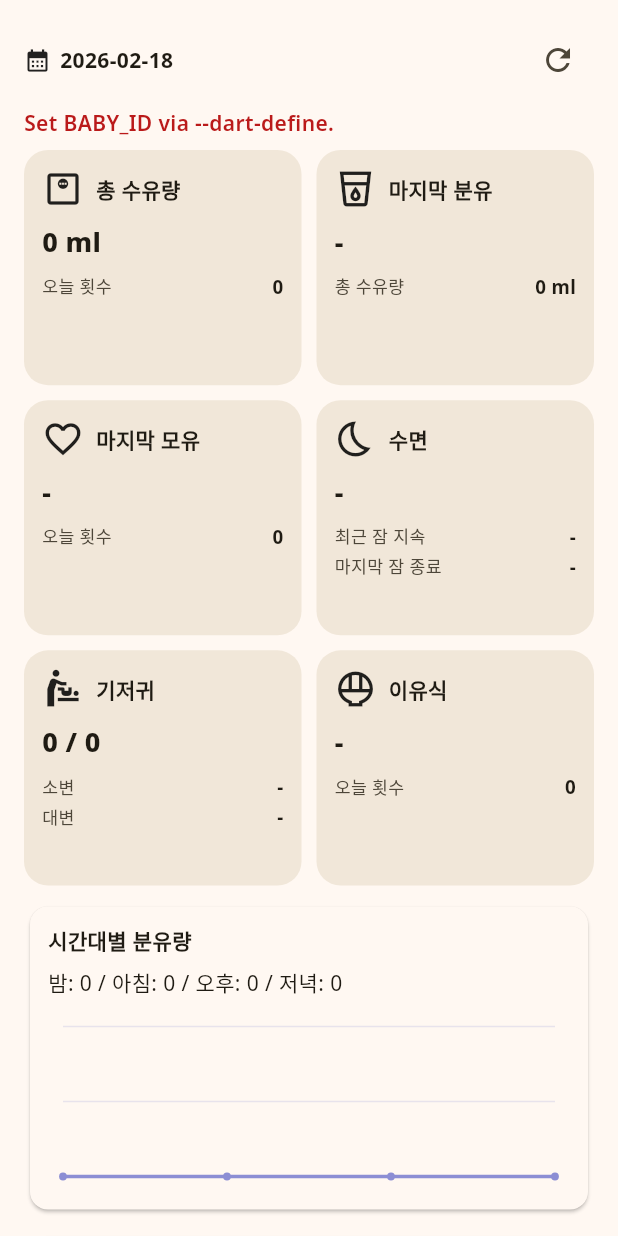
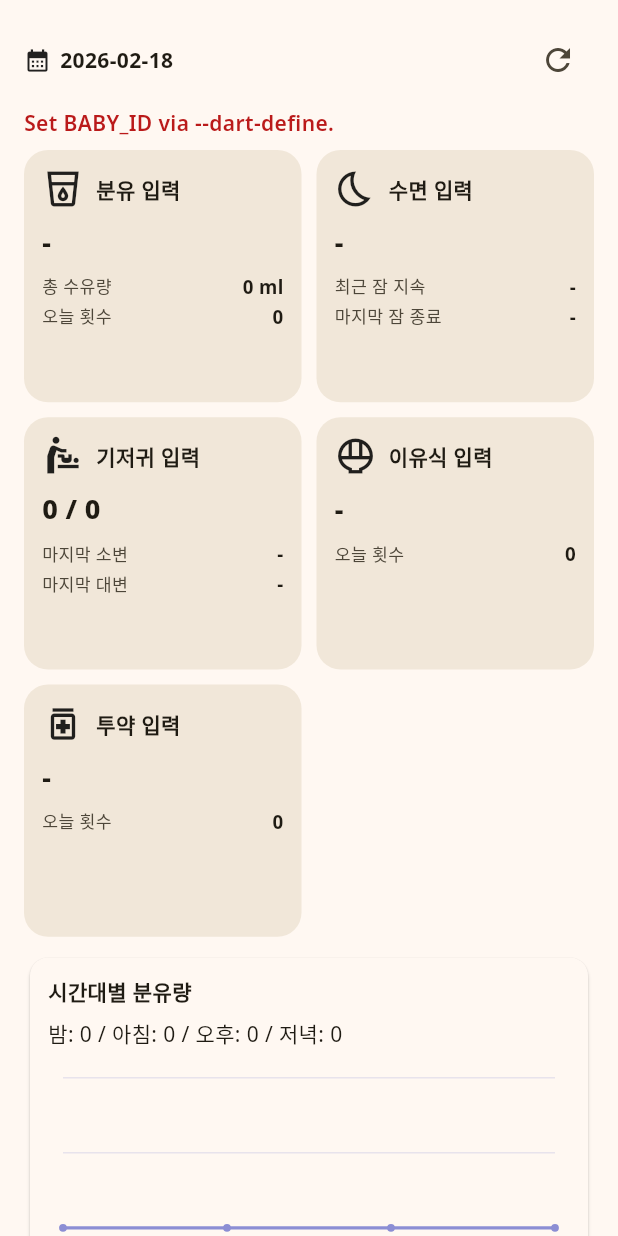
Before and after one commit to milkrevenant/babyai, a Flutter app: the RecordingPage widget shown alone on an empty page, opened directly with empty values, on a phone screen of 412 x 824 dp. Run offline on Flutter 3.47's test engine with Material 3 defaults, Android fonts, the phone set to English and light mode, and no system bars; our stand-ins replace dio, speech_to_text.

Commit message:
Align home entry tiles and inline start/end time input

```diff
--- a/apps/mobile/lib/core/theme/app_theme_controller.dart
+++ b/apps/mobile/lib/core/theme/app_theme_controller.dart
@@ -70,33 +70,33 @@ class AppThemeController extends ChangeNotifier {
   static const Map<HomeTileType, bool> _defaultHomeTilesFormula =
       <HomeTileType, bool>{
     HomeTileType.formula: true,
-    HomeTileType.breastfeed: true,
+    HomeTileType.breastfeed: false,
     HomeTileType.weaning: true,
     HomeTileType.diaper: true,
     HomeTileType.sleep: true,
-    HomeTileType.medication: false,
+    HomeTileType.medication: true,
     HomeTileType.memo: false,
   };
 
   static const Map<HomeTileType, bool> _defaultHomeTilesBreastfeeding =
       <HomeTileType, bool>{
     HomeTileType.formula: true,
-    HomeTileType.breastfeed: true,
+    HomeTileType.breastfeed: false,
     HomeTileType.weaning: true,
     HomeTileType.diaper: true,
     HomeTileType.sleep: true,
-    HomeTileType.medication: false,
+    HomeTileType.medication: true,
     HomeTileType.memo: false,
   };
 
   static const Map<HomeTileType, bool> _defaultHomeTilesWeaning =
       <HomeTileType, bool>{
     HomeTileType.formula: true,
-    HomeTileType.breastfeed: true,
+    HomeTileType.breastfeed: false,
     HomeTileType.weaning: true,
     HomeTileType.diaper: true,
     HomeTileType.sleep: true,
-    HomeTileType.medication: false,
+    HomeTileType.medication: true,
     HomeTileType.memo: false,
   };
 
--- a/apps/mobile/lib/features/recording/recording_page.dart
+++ b/apps/mobile/lib/features/recording/recording_page.dart
@@ -539,8 +539,6 @@ class RecordingPageState extends State<RecordingPage> {
 
     final String lastFormula =
         _formatTime(_asString(snapshot["last_formula_time"]));
-    final String lastBreastfeed =
-        _formatTime(_asString(snapshot["last_breastfeed_time"]));
     final String recentSleep =
         _formatTime(_asString(snapshot["recent_sleep_time"]));
     final String recentSleepDuration =
@@ -605,29 +603,23 @@ class RecordingPageState extends State<RecordingPage> {
                   AppSettingsScope.maybeOf(context);
               final int tileColumns =
                   (settings?.homeTileColumns ?? 2).clamp(2, 3);
-              final bool showFormula =
-                  settings?.isHomeTileEnabled(HomeTileType.formula) ?? true;
-              final bool showBreastfeed =
-                  settings?.isHomeTileEnabled(HomeTileType.breastfeed) ?? true;
-              final bool showSleep =
-                  settings?.isHomeTileEnabled(HomeTileType.sleep) ?? true;
-              final bool showDiaper =
-                  settings?.isHomeTileEnabled(HomeTileType.diaper) ?? true;
-              final bool showWeaning =
-                  settings?.isHomeTileEnabled(HomeTileType.weaning) ?? true;
 
               final List<Widget> tiles = <Widget>[
-                if (showFormula)
+                if (settings?.isHomeTileEnabled(HomeTileType.formula) ?? true)
                   _metricTile(
                     title: tr(
                       context,
-                      ko: "총 수유량",
-                      en: "Total formula",
-                      es: "Formula total",
+                      ko: "분유 입력",
+                      en: "Formula Entry",
+                      es: "Registro de formula",
                     ),
-                    headline: "$formulaTotal ml",
-                    icon: Icons.monitor_weight_outlined,
+                    headline: lastFormula,
+                    icon: Icons.local_drink_outlined,
                     meta: <Widget>[
+                      _tileMetaLine(
+                        tr(context, ko: "총 수유량", en: "Total", es: "Total"),
+                        "$formulaTotal ml",
+                      ),
                       _tileMetaLine(
                         tr(context, ko: "오늘 횟수", en: "Count", es: "Conteo"),
                         "$formulaCount",
@@ -637,53 +629,13 @@ class RecordingPageState extends State<RecordingPage> {
                         ? null
                         : () => _openQuickEntry(HomeTileType.formula),
                   ),
-                if (showFormula)
+                if (settings?.isHomeTileEnabled(HomeTileType.sleep) ?? true)
                   _metricTile(
                     title: tr(
                       context,
-                      ko: "마지막 분유",
-                      en: "Last formula",
-                      es: "Ultima formula",
-                    ),
-                    headline: lastFormula,
-                    icon: Icons.local_drink_outlined,
-                    meta: <Widget>[
-                      _tileMetaLine(
-                        tr(context, ko: "총 수유량", en: "Total", es: "Total"),
-                        "$formulaTotal ml",
-                      ),
-                    ],
-                    onTap: _entrySaving
-                        ? null
-                        : () => _openQuickEntry(HomeTileType.formula),
-                  ),
-                if (showBreastfeed)
-                  _metricTile(
-                    title: tr(
-                      context,
-                      ko: "마지막 모유",
-                      en: "Last breastfeed",
-                      es: "Ultima lactancia",
-                    ),
-                    headline: lastBreastfeed,
-                    icon: Icons.favorite_outline,
-                    meta: <Widget>[
-                      _tileMetaLine(
-                        tr(context, ko: "오늘 횟수", en: "Count", es: "Conteo"),
-                        "$breastfeedCount",
-                      ),
-                    ],
-                    onTap: _entrySaving
-                        ? null
-                        : () => _openQuickEntry(HomeTileType.breastfeed),
-                  ),
-                if (showSleep)
-                  _metricTile(
-                    title: tr(
-                      context,
-                      ko: "수면",
-                      en: "Sleep",
-                      es: "Sueno",
+                      ko: "수면 입력",
+                      en: "Sleep Entry",
+                      es: "Registro de sueno",
                     ),
                     headline: recentSleep,
                     icon: Icons.bedtime_outlined,
@@ -705,23 +657,25 @@ class RecordingPageState extends State<RecordingPage> {
                         ? null
                         : () => _openQuickEntry(HomeTileType.sleep),
                   ),
-                if (showDiaper)
+                if (settings?.isHomeTileEnabled(HomeTileType.diaper) ?? true)
                   _metricTile(
                     title: tr(
                       context,
-                      ko: "기저귀",
-                      en: "Diaper",
-                      es: "Panal",
+                      ko: "기저귀 입력",
+                      en: "Diaper Entry",
+                      es: "Registro de panal",
                     ),
                     headline: "$diaperPeeCount / $diaperPooCount",
                     icon: Icons.baby_changing_station_outlined,
                     meta: <Widget>[
                       _tileMetaLine(
-                        tr(context, ko: "소변", en: "Pee", es: "Orina"),
+                        tr(context,
+                            ko: "마지막 소변", en: "Last pee", es: "Ultima orina"),
                         lastPee,
                       ),
                       _tileMetaLine(
-                        tr(context, ko: "대변", en: "Poo", es: "Heces"),
+                        tr(context,
+                            ko: "마지막 대변", en: "Last poo", es: "Ultimas heces"),
                         lastPoo,
                       ),
                     ],
@@ -729,13 +683,13 @@ class RecordingPageState extends State<RecordingPage> {
                         ? null
                         : () => _openQuickEntry(HomeTileType.diaper),
                   ),
-                if (showWeaning)
+                if (settings?.isHomeTileEnabled(HomeTileType.weaning) ?? true)
                   _metricTile(
                     title: tr(
                       context,
-                      ko: "이유식",
-                      en: "Weaning",
-                      es: "Destete",
+                      ko: "이유식 입력",
+                      en: "Weaning Entry",
+                      es: "Registro de destete",
                     ),
                     headline: lastWeaning,
                     icon: Icons.rice_bowl_outlined,
@@ -749,23 +703,29 @@ class RecordingPageState extends State<RecordingPage> {
                         ? null
                         : () => _openQuickEntry(HomeTileType.weaning),
                   ),
+                if (settings?.isHomeTileEnabled(HomeTileType.medication) ??
+                    true)
+                  _metricTile(
+                    title: tr(
+                      context,
+                      ko: "투약 입력",
+                      en: "Medication Entry",
+                      es: "Registro de medicacion",
+                    ),
+                    headline: _formatTime(
+                        _asString(snapshot["last_medication_time"])),
+                    icon: Icons.medication_outlined,
+                    meta: <Widget>[
+                      _tileMetaLine(
+                        tr(context, ko: "오늘 횟수", en: "Count", es: "Conteo"),
+                        "$medicationCount",
+                      ),
+                    ],
+                    onTap: _entrySaving
+                        ? null
+                        : () => _openQuickEntry(HomeTileType.medication),
+                  ),
               ];
-
-              if (tiles.isEmpty) {
-                return Card(
-                  child: ListTile(
-                    leading: const Icon(Icons.view_module_outlined),
-                    title: Text(
-                      tr(
-                        context,
-                        ko: "표시할 홈 타일이 없습니다.",
-                        en: "No visible home tiles.",
-                        es: "No hay tiles visibles.",
-                      ),
-                    ),
-                  ),
-                );
-              }
 
               return GridView(
                 shrinkWrap: true,
@@ -774,7 +734,7 @@ class RecordingPageState extends State<RecordingPage> {
                   crossAxisCount: tileColumns,
                   crossAxisSpacing: 10,
                   mainAxisSpacing: 10,
-                  childAspectRatio: tileColumns == 3 ? 0.96 : 1.18,
+                  childAspectRatio: tileColumns == 3 ? 0.9 : 1.1,
                 ),
                 children: tiles,
               );
```
Also changed, not shown: apps/mobile/lib/features/recording/record_entry_sheet.dart (+229 -206 lines), apps/mobile/lib/features/settings/home_tile_settings_page.dart (+7 -1 lines), 1 other file.
